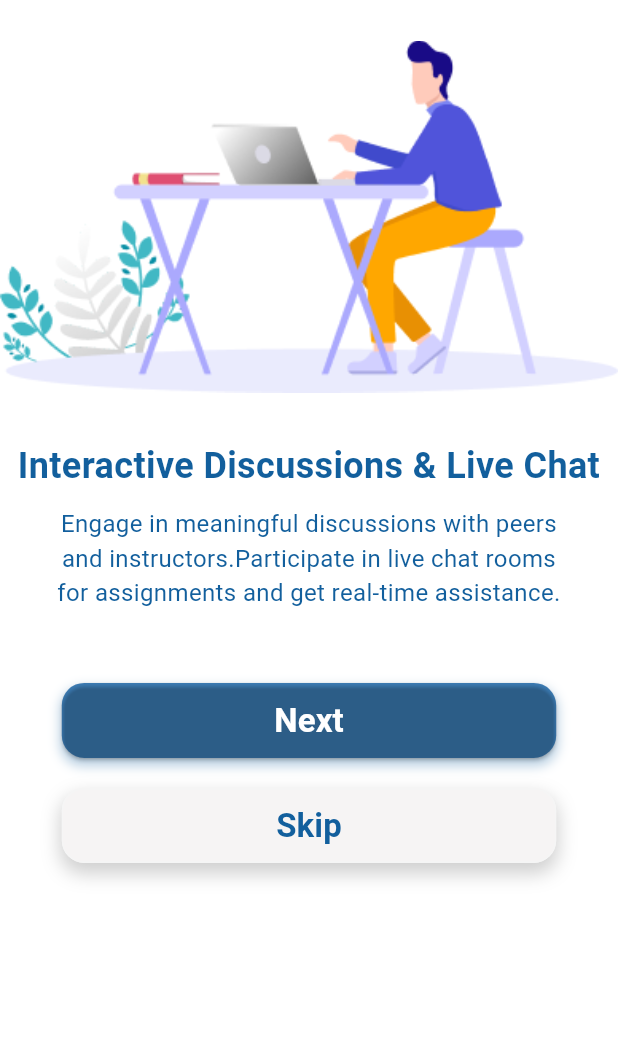
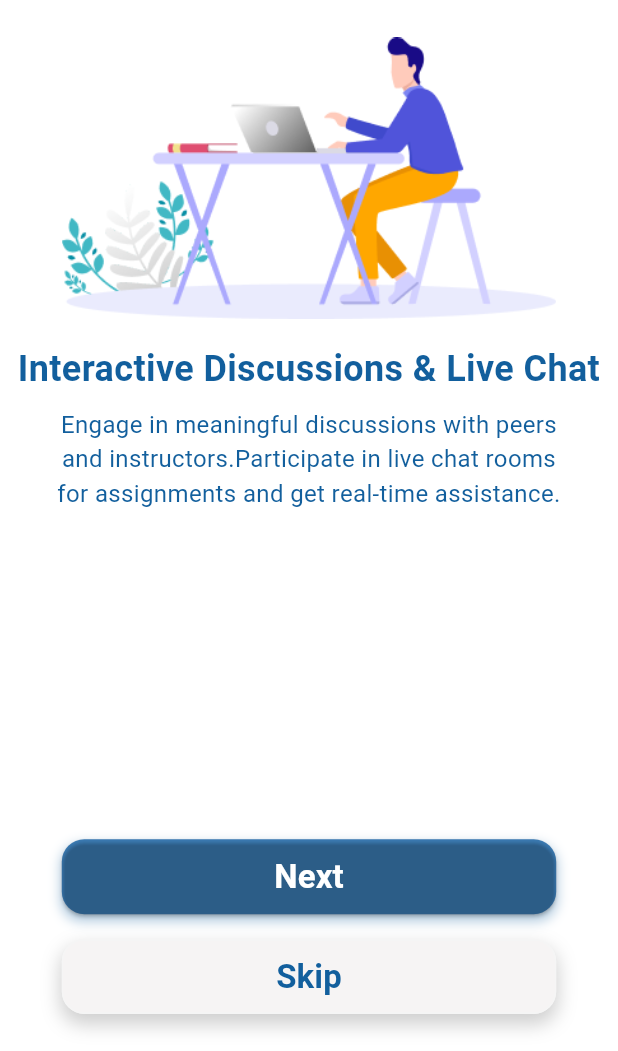
Before and after one commit to sumail-000/academia_hub, a Flutter app: the screen it shows after launch, after a tap on "Next", on a phone screen of 412 x 824 dp, the part 185-1236 px from its top. Run offline on Flutter 3.47's test engine with Material 3 defaults, Android fonts, the phone set to English and light mode, and no system bars.

Commit message:
Revert "another fix for intro screens"
This reverts commit 411f5a9dec4eb6a943fb0d837dddc6ef846a4496.

```diff
--- a/lib/screens/intro/intro1.dart
+++ b/lib/screens/intro/intro1.dart
@@ -7,57 +7,43 @@ class IntroductionScreen1 extends StatelessWidget {
 
   @override
   Widget build(BuildContext context) {
+    // Get screen dimensions for responsive sizing
+    final Size screenSize = MediaQuery.of(context).size;
+    final double logoSize = screenSize.width * 0.3; // 30% of screen width
+    final double illustrationWidth = screenSize.width * 0.8; // 80% of screen width
+
     return Scaffold(
       backgroundColor: Colors.white,
       body: SafeArea(
-        child: LayoutBuilder(
-          builder: (context, constraints) {
-            // Get screen dimensions for responsive sizing
-            final Size screenSize = MediaQuery.of(context).size;
-
-            // Calculate sizes based on available height
-            final double availableHeight = constraints.maxHeight;
-            final double logoHeight = availableHeight * 0.15; // 15% of available height
-            final double illustrationHeight = availableHeight * 0.35; // 35% of available height
-            final double textHeight = availableHeight * 0.15; // 15% of available height
-            final double buttonHeight = availableHeight * 0.25; // 25% of available height
-
-            return Column(
+        child: Column(
           crossAxisAlignment: CrossAxisAlignment.center,
           children: [
-                // Logo at the top with dynamic height
+            // Logo at the top with flexible container
             Container(
-                  height: logoHeight,
+              height: screenSize.height * 0.15, // 15% of screen height
               padding: const EdgeInsets.only(top: 5.0),
               child: Align(
                 alignment: Alignment.topCenter,
                 child: Image.asset(
                   'assets/Logo.png',
+                  width: logoSize,
+                  height: logoSize,
                   fit: BoxFit.contain,
                 ),
               ),
             ),
 
-                // Flexible space for illustration
-                Flexible(
-                  flex: 7, // Takes 7 parts of available space
-                  child: Container(
-                    height: illustrationHeight,
-                    child: Image.asset(
+            SizedBox(height: screenSize.height * 0.03), // 3% of screen height
+
+            // Illustration Image with responsive width
+            Image.asset(
               'assets/screen2.png',
+              width: illustrationWidth,
               fit: BoxFit.contain,
             ),
-                  ),
-                ),
 
-                // Text content with dynamic height
-                Flexible(
-                  flex: 3, // Takes 3 parts of available space
-                  child: Container(
-                    height: textHeight,
-                    child: Column(
-                      mainAxisAlignment: MainAxisAlignment.center,
-                      children: [
+            SizedBox(height: screenSize.height * 0.02), // 2% of screen height
+
             // Heading
             const Text(
               'Seamless Notes Sharing',
@@ -69,11 +55,11 @@ class IntroductionScreen1 extends StatelessWidget {
               ),
             ),
 
-                        const SizedBox(height: 10),
+            SizedBox(height: screenSize.height * 0.01), // 1% of screen height
 
             // Paragraph
             const Padding(
-                          padding: EdgeInsets.symmetric(horizontal: 30),
+              padding: EdgeInsets.symmetric(horizontal: 30), // Center text
               child: Text(
                 'Easily share and access study materials, notes, and assignments. '
                     'Filter by university, department, and semester for quick retrieval.',
@@ -84,45 +70,40 @@ class IntroductionScreen1 extends StatelessWidget {
                 ),
               ),
             ),
-                      ],
-                    ),
-                  ),
-                ),
 
-                // Buttons with dynamic height
-                Flexible(
-                  flex: 5, // Takes 5 parts of available space
-                  child: Container(
-                    height: buttonHeight,
+            const Spacer(), // Push buttons to the bottom
+
+            // Buttons
+            Padding(
               padding: const EdgeInsets.symmetric(horizontal: 20),
               child: Column(
-                      mainAxisAlignment: MainAxisAlignment.center,
                 children: [
                   // Next Button with Shadow Effect
                   SizedBox(
-                          width: screenSize.width * 0.8,
+                    width: screenSize.width * 0.8, // 80% of screen width
                     height: 50,
                     child: Container(
                       decoration: BoxDecoration(
-                              color: const Color(0xFF3D7FBA),
+                        color: const Color(0xFF3D7FBA), // Slightly lighter version of 0xFF0F95A2
                         borderRadius: BorderRadius.circular(15),
                         boxShadow: [
                           BoxShadow(
-                                  color: const Color(0xFF125F9D).withOpacity(0.3),
+                            color: const Color(0xFF125F9D).withOpacity(0.3), // Softer shadow
                             spreadRadius: 1,
-                                  blurRadius: 6,
-                                  offset: const Offset(0, 4),
+                            blurRadius: 6, // Increase blur for softer effect
+                            offset: const Offset(0, 4), // Shadow direction
                           ),
                         ],
                       ),
                       child: ElevatedButton(
                         style: ElevatedButton.styleFrom(
-                                backgroundColor: Colors.transparent,
+                          backgroundColor: Colors.transparent, // Transparent to inherit container color
                           shape: RoundedRectangleBorder(
                             borderRadius: BorderRadius.circular(15),
                           ),
                         ),
                         onPressed: () {
+                          // Navigate to Next Screen
                           Navigator.push(
                             context,
                             MaterialPageRoute(
@@ -142,34 +123,35 @@ class IntroductionScreen1 extends StatelessWidget {
                     ),
                   ),
 
-                        const SizedBox(height: 20),
+                  SizedBox(height: screenSize.height * 0.02), // 2% of screen height
 
                   // Skip Button with Shadow Effect
                   SizedBox(
-                          width: screenSize.width * 0.8,
+                    width: screenSize.width * 0.8, // 80% of screen width
                     height: 50,
                     child: Container(
                       decoration: BoxDecoration(
-                              color: const Color(0xFFF6F4F4),
+                        color: const Color(0xFFF6F4F4), // Light grey background
                         borderRadius: BorderRadius.circular(15),
                         boxShadow: [
                           BoxShadow(
-                                  color: Colors.grey.withOpacity(0.5),
+                            color: Colors.grey.withOpacity(0.5), // Lighter shadow for skip button
                             spreadRadius: 1,
                             blurRadius: 10,
-                                  offset: const Offset(0, 6),
+                            offset: const Offset(0, 6), // Push shadow downward
                           ),
                         ],
                       ),
                       child: OutlinedButton(
                         style: OutlinedButton.styleFrom(
-                                backgroundColor: Colors.transparent,
-                                side: const BorderSide(color: Color(0xFFF5F5F5)),
+                          backgroundColor: Colors.transparent, // Transparent to inherit container color
+                          side: const BorderSide(color: Color(0xFFF5F5F5)), // Border color
                           shape: RoundedRectangleBorder(
                             borderRadius: BorderRadius.circular(15),
                           ),
                         ),
                         onPressed: () {
+                          // Skip to login Screen
                           Navigator.pushReplacement(
                             context,
                             MaterialPageRoute(
@@ -181,7 +163,7 @@ class IntroductionScreen1 extends StatelessWidget {
                           'Skip',
                           style: TextStyle(
                             fontSize: 22,
-                                  color: Color(0xFF125F9D),
+                            color: Color(0xFF125F9D), // Correct text color
                             fontWeight: FontWeight.bold,
                           ),
                         ),
@@ -191,10 +173,9 @@ class IntroductionScreen1 extends StatelessWidget {
                 ],
               ),
             ),
-                ),
+
+            SizedBox(height: screenSize.height * 0.03), // 3% of screen height
           ],
-            );
-          },
         ),
       ),
     );
--- a/lib/screens/intro/intro2.dart
+++ b/lib/screens/intro/intro2.dart
@@ -7,57 +7,43 @@ class IntroductionScreen2 extends StatelessWidget {
 
   @override
   Widget build(BuildContext context) {
+    // Get screen dimensions for responsive sizing
+    final Size screenSize = MediaQuery.of(context).size;
+    final double logoSize = screenSize.width * 0.3; // 30% of screen width
+    final double illustrationWidth = screenSize.width * 0.8; // 80% of screen width
+
     return Scaffold(
       backgroundColor: Colors.white,
       body: SafeArea(
-        child: LayoutBuilder(
-          builder: (context, constraints) {
-            // Get screen dimensions for responsive sizing
-            final Size screenSize = MediaQuery.of(context).size;
-
-            // Calculate sizes based on available height
-            final double availableHeight = constraints.maxHeight;
-            final double logoHeight = availableHeight * 0.15; // 15% of available height
-            final double illustrationHeight = availableHeight * 0.35; // 35% of available height
-            final double textHeight = availableHeight * 0.15; // 15% of available height
-            final double buttonHeight = availableHeight * 0.25; // 25% of available height
-
-            return Column(
+        child: Column(
           crossAxisAlignment: CrossAxisAlignment.center,
           children: [
-                // Logo at the top with dynamic height
+            // Logo at the top with flexible container
             Container(
-                  height: logoHeight,
+              height: screenSize.height * 0.15, // 15% of screen height
               padding: const EdgeInsets.only(top: 5.0),
               child: Align(
                 alignment: Alignment.topCenter,
                 child: Image.asset(
                   'assets/Logo.png',
+                  width: logoSize,
+                  height: logoSize,
                   fit: BoxFit.contain,
                 ),
               ),
             ),
 
-                // Flexible space for illustration
-                Flexible(
-                  flex: 7, // Takes 7 parts of available space
-                  child: Container(
-                    height: illustrationHeight,
-                    child: Image.asset(
+            SizedBox(height: screenSize.height * 0.03), // 3% of screen height
+
+            // Illustration Image with responsive width
+            Image.asset(
               'assets/screen3.png',
+              width: illustrationWidth,
               fit: BoxFit.contain,
             ),
-                  ),
-                ),
 
-                // Text content with dynamic height
-                Flexible(
-                  flex: 3, // Takes 3 parts of available space
-                  child: Container(
-                    height: textHeight,
-                    child: Column(
-                      mainAxisAlignment: MainAxisAlignment.center,
-                      children: [
+            SizedBox(height: screenSize.height * 0.02), // 2% of screen height
+
             // Heading
             const Text(
               'Interactive Discussions & Live Chat',
@@ -69,11 +55,11 @@ class IntroductionScreen2 extends StatelessWidget {
               ),
             ),
 
-                        const SizedBox(height: 10),
+            SizedBox(height: screenSize.height * 0.01), // 1% of screen height
 
             // Paragraph
             const Padding(
-                          padding: EdgeInsets.symmetric(horizontal: 30),
+              padding: EdgeInsets.symmetric(horizontal: 30), // Center text
               child: Text(
                 'Engage in meaningful discussions with peers and instructors.'
                     'Participate in live chat rooms for assignments and get real-time assistance.',
@@ -84,45 +70,40 @@ class IntroductionScreen2 extends StatelessWidget {
                 ),
               ),
             ),
-                      ],
-                    ),
-                  ),
-                ),
 
-                // Buttons with dynamic height
-                Flexible(
-                  flex: 5, // Takes 5 parts of available space
-                  child: Container(
-                    height: buttonHeight,
+            const Spacer(), // Push buttons to the bottom
+
+            // Buttons
+            Padding(
               padding: const EdgeInsets.symmetric(horizontal: 20),
               child: Column(
-                      mainAxisAlignment: MainAxisAlignment.center,
                 children: [
                   // Next Button with Shadow Effect
                   SizedBox(
-                          width: screenSize.width * 0.8,
+                    width: screenSize.width * 0.8, // 80% of screen width
                     height: 50,
                     child: Container(
                       decoration: BoxDecoration(
-                              color: const Color(0xFF3D7FBA),
+                        color: const Color(0xFF3D7FBA), // Slightly lighter version of 0xFF0F95A2
                         borderRadius: BorderRadius.circular(15),
                         boxShadow: [
                           BoxShadow(
-                                  color: const Color(0xFF125F9D).withOpacity(0.3),
+                            color: const Color(0xFF125F9D).withOpacity(0.3), // Softer shadow
                             spreadRadius: 1,
-                                  blurRadius: 6,
-                                  offset: const Offset(0, 4),
+                            blurRadius: 6, // Increase blur for softer effect
+                            offset: const Offset(0, 4), // Shadow direction
                           ),
                         ],
                       ),
                       child: ElevatedButton(
                         style: ElevatedButton.styleFrom(
-                                backgroundColor: Colors.transparent,
+                          backgroundColor: Colors.transparent, // Transparent to inherit container color
                           shape: RoundedRectangleBorder(
                             borderRadius: BorderRadius.circular(15),
                           ),
                         ),
                         onPressed: () {
+                          // Navigate to Next Screen
                           Navigator.push(
                             context,
                             MaterialPageRoute(
@@ -142,34 +123,35 @@ class IntroductionScreen2 extends StatelessWidget {
                     ),
                   ),
 
-                        const SizedBox(height: 20),
+                  SizedBox(height: screenSize.height * 0.02), // 2% of screen height
 
                   // Skip Button with Shadow Effect
                   SizedBox(
-                          width: screenSize.width * 0.8,
+                    width: screenSize.width * 0.8, // 80% of screen width
                     height: 50,
                     child: Container(
                       decoration: BoxDecoration(
-                              color: const Color(0xFFF6F4F4),
+                        color: const Color(0xFFF6F4F4), // Light grey background
                         borderRadius: BorderRadius.circular(15),
                         boxShadow: [
                           BoxShadow(
-                                  color: Colors.grey.withOpacity(0.5),
+                            color: Colors.grey.withOpacity(0.5), // Lighter shadow for skip button
                             spreadRadius: 1,
                             blurRadius: 10,
-                                  offset: const Offset(0, 6),
+                            offset: const Offset(0, 6), // Push shadow downward
                           ),
                         ],
                       ),
                       child: OutlinedButton(
                         style: OutlinedButton.styleFrom(
-                                backgroundColor: Colors.transparent,
-                                side: const BorderSide(color: Color(0xFFF5F5F5)),
+                          backgroundColor: Colors.transparent, // Transparent to inherit container color
+                          side: const BorderSide(color: Color(0xFFF5F5F5)), // Border color
                           shape: RoundedRectangleBorder(
                             borderRadius: BorderRadius.circular(15),
                           ),
                         ),
                         onPressed: () {
+                          // Skip to Home Screen
                           Navigator.pushReplacement(
                             context,
                             MaterialPageRoute(
@@ -181,7 +163,7 @@ class IntroductionScreen2 extends StatelessWidget {
                           'Skip',
                           style: TextStyle(
                             fontSize: 22,
-                                  color: Color(0xFF125F9D),
+                            color: Color(0xFF125F9D), // Correct text color
                             fontWeight: FontWeight.bold,
                           ),
                         ),
@@ -191,10 +173,9 @@ class IntroductionScreen2 extends StatelessWidget {
                 ],
               ),
             ),
-                ),
+
+            SizedBox(height: screenSize.height * 0.03), // 3% of screen height
           ],
-            );
-          },
         ),
       ),
     );
```
Also changed, not shown: lib/screens/intro/intro3.dart (+41 -60 lines). Lines whose indentation alone changed are shown as unchanged.
